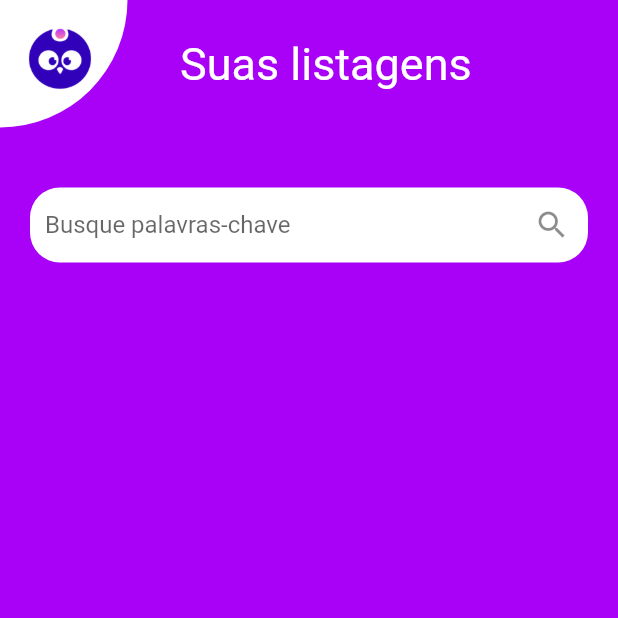
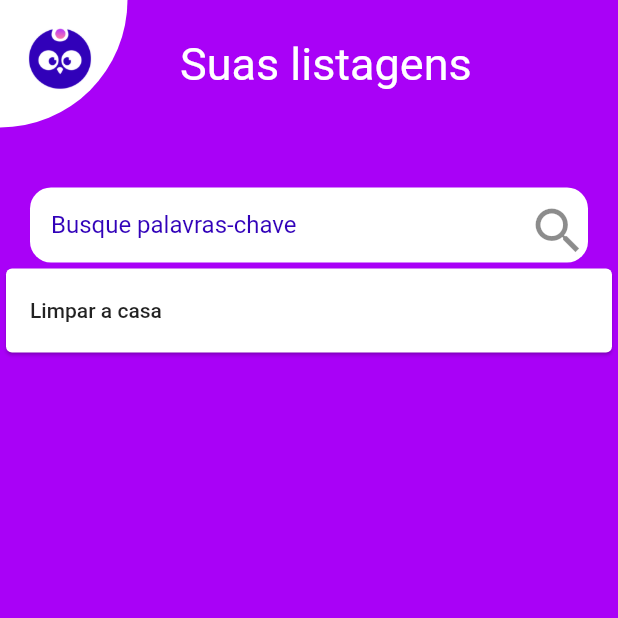
Before and after one commit to vvctort/app_todo_lovepeople, a Flutter app: the screen it shows after launch, on a phone screen of 412 x 824 dp, the top half of it. Run offline on Flutter 3.47's test engine with Material 2 defaults, Android fonts, the phone set to English and light mode, and no system bars.

Commit message:
removi a lista teste

```diff
--- a/lib/view/prancheta4_page.dart
+++ b/lib/view/prancheta4_page.dart
@@ -8,7 +8,7 @@ class ListPage extends StatefulWidget {
 }
 
 class _ListPageState extends State<ListPage> {
-  List<String> lista = ['pato', 'gato'];
+
   @override
   Widget build(BuildContext context) {
     return Scaffold(
@@ -49,29 +49,33 @@ class _ListPageState extends State<ListPage> {
               height: 40,
             ),
             Container(
-              padding: const EdgeInsets.only(left: 10),
+              padding: const EdgeInsets.only(left: 14),
               margin: const EdgeInsets.symmetric(horizontal: 20),
               height: 50,
               decoration: BoxDecoration(
                 color: Colors.white,
-                borderRadius: BorderRadius.circular(20),
+                borderRadius: BorderRadius.circular(14),
               ),
               child: TextField(
                 decoration: InputDecoration(
+                  iconColor: const Color.fromARGB(255, 49, 1, 185),
+                  labelStyle:
+                      const TextStyle(color: Color.fromARGB(255, 49, 1, 185)),
                   labelText: 'Busque palavras-chave',
                   border: InputBorder.none,
                   suffixIcon: IconButton(
                     onPressed: () {},
-                    icon: const Icon(Icons.search),
+                    icon: const Icon(Icons.search, size: 40),
                   ),
                 ),
               ),
             ),
-            Container(
-              height: 100,
-              margin: const EdgeInsets.symmetric(horizontal: 20),
-              decoration: BoxDecoration(
-                borderRadius: BorderRadius.circular(20),
+            const Card(
+              child: ListTile(
+                title: Text(
+                  'Limpar a casa',
+                ),
+                style: ListTileStyle.drawer,
               ),
             ),
           ],
```
